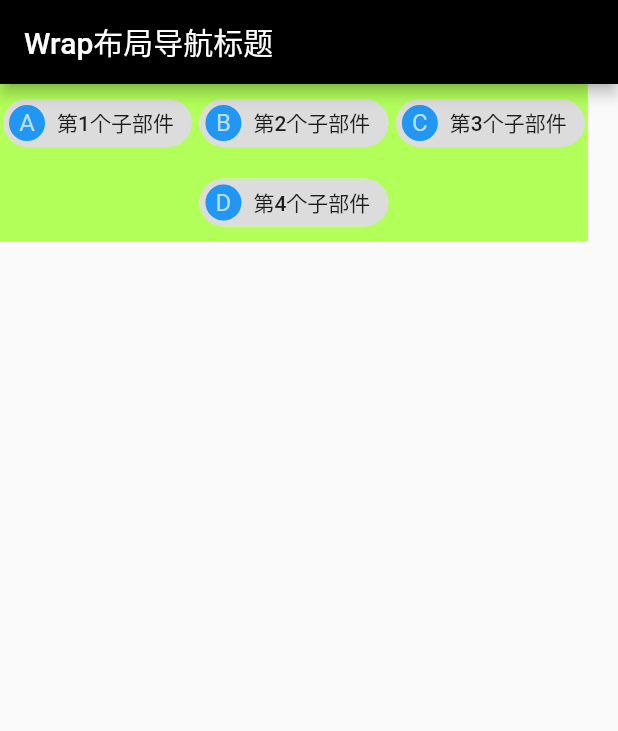
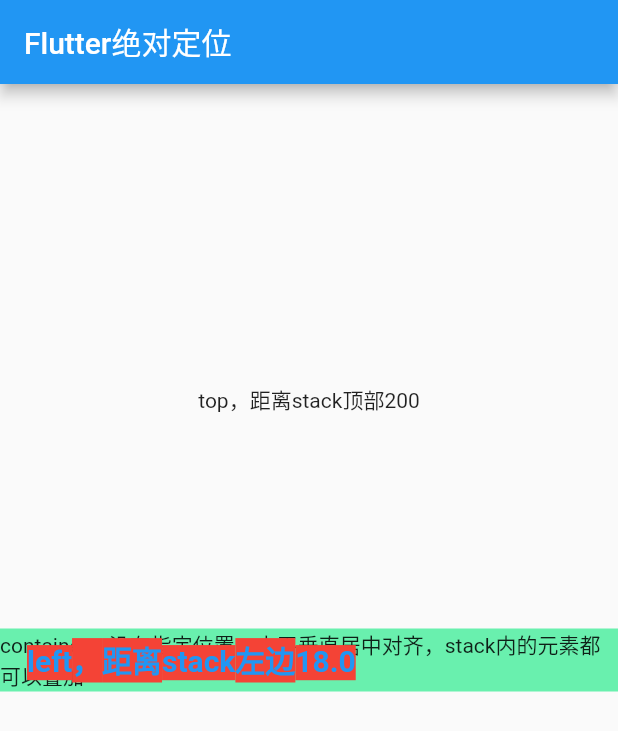
Before and after one commit to xy-Flutter/flutter-app-demo, a Flutter app: the screen it shows after launch, on a phone screen of 412 x 824 dp. Shown: the top 731 px of the screen. Run offline on Flutter 3.47's test engine with Material 2 defaults, Android fonts, the phone set to English and light mode, and no system bars.

Commit message:
stack positioned定位1

```diff
--- a/lib/main.dart
+++ b/lib/main.dart
@@ -1,50 +1,48 @@
 import 'package:flutter/material.dart';
 
-void main(List<String> args) => runApp(MyWrapApp());
+void main(List<String> args) {
+  runApp(MyStackPositionedApp());
+}
 
-///TODO  待研究，流式布局wrap问题：三个，右边有间隙
-class MyWrapApp extends StatelessWidget {
+///层叠布局 ：使用stack positioned实现绝对定位
+///stack：允许叠加
+///positioned：子部件相对stack四个角的实现定位
+class MyStackPositionedApp extends StatelessWidget {
   @override
   Widget build(BuildContext context) {
     return MaterialApp(
       home: Scaffold(
         appBar: AppBar(
-          title: Text("Wrap布局导航标题"),
-          backgroundColor: Colors.black,//导航栏的背景
+          title: Text("Flutter绝对定位"),
         ),
-        body: Container(
-          padding: EdgeInsets.all(2.0),
-//          margin: EdgeInsets.all(0.0),
-          color: Colors.lightGreenAccent,
-          child: Wrap(
-            spacing: 5.0, //水平方向组件之间的间距
-            runSpacing: 5.0, //子组件垂直方向间距
-            alignment: WrapAlignment.center, //右边
+        body: ConstrainedBox(
+          //确保stack占满全屏
+          constraints: BoxConstraints.expand(),
+          child: Stack(
+            alignment: Alignment.center, //布局内未指定的组件默认居中
+//            textDirection: TextDirection.rtl,
             children: <Widget>[
-              Chip(
-                  avatar: CircleAvatar(
-                    backgroundColor: Colors.blue,
-                    child: Text("A"),
-                  ),
-                  label: Text("第1个子部件")),
-              Chip(
-                  avatar: CircleAvatar(
-                    backgroundColor: Colors.blue,
-                    child: Text("B"),
-                  ),
-                  label: Text("第2个子部件")),
-              Chip(
-                  avatar: CircleAvatar(
-                    backgroundColor: Colors.blue,
-                    child: Text("C"),
-                  ),
-                  label: Text("第3个子部件")),
-              Chip(
-                  avatar: CircleAvatar(
-                    backgroundColor: Colors.blue,
-                    child: Text("D"),
-                  ),
-                  label: Text("第4个子部件"))
+              Container(
+                color: Colors.greenAccent,
+                child: Text("container，没有指定位置，水平垂直居中对齐，stack内的元素都可以叠加"),
+              ),
+              Positioned(
+                left: 18.0, //水平不居中，垂直居中
+                child: Text(
+                  "left，距离stack左边18.0",
+                  style: TextStyle(
+                      fontSize: 20,
+                      fontWeight: FontWeight.bold,
+                      backgroundColor: Colors.red,
+                      color: Colors.blue),
+                ),
+              ),
+              Positioned(
+                top: 200, //水平居中，垂直不居中
+                child: Text(
+                  "top，距离stack顶部200",
+                ),
+              )
             ],
           ),
         ),
```
Also changed, not shown: 1 other file.
